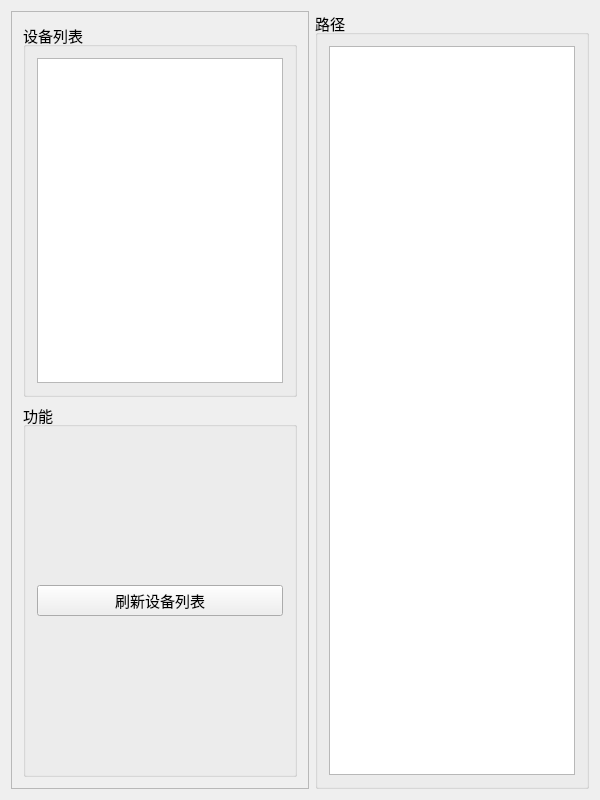
First picture: the form in TestUtil/TestUtil/QtADBClass.ui, repository qindong917/vs_test2, before the edit.
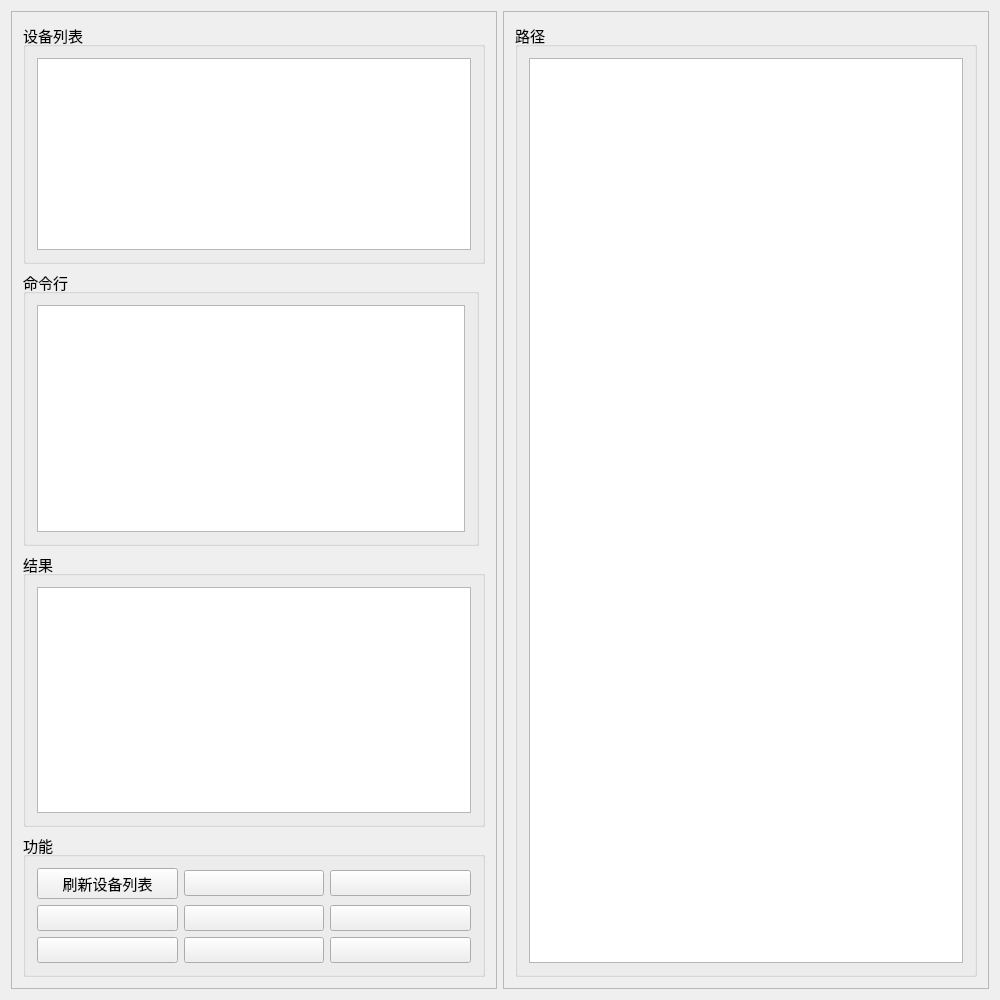
Second picture: the form after the edit.

What changed in the file:
```diff
--- a/TestUtil/TestUtil/QtADBClass.ui
+++ b/TestUtil/TestUtil/QtADBClass.ui
@@ -6,14 +6,14 @@
    <rect>
     <x>0</x>
     <y>0</y>
-    <width>600</width>
-    <height>800</height>
+    <width>1000</width>
+    <height>1000</height>
    </rect>
   </property>
   <property name="windowTitle">
    <string>QtADBClass</string>
   </property>
-  <layout class="QGridLayout" name="gridLayout_3">
+  <layout class="QGridLayout" name="gridLayout_8">
    <item row="0" column="0">
     <widget class="QFrame" name="frame">
      <property name="sizePolicy">
@@ -29,7 +29,38 @@
       <enum>QFrame::Raised</enum>
      </property>
      <layout class="QGridLayout" name="gridLayout_4">
-      <item row="0" column="0">
+      <item row="3" column="0" colspan="2">
+       <widget class="QGroupBox" name="groupBox_5">
+        <property name="font">
+         <font>
+          <family>Arial</family>
+          <pointsize>11</pointsize>
+         </font>
+        </property>
+        <property name="title">
+         <string>结果</string>
+        </property>
+        <layout class="QGridLayout" name="gridLayout_6">
+         <item row="0" column="0">
+          <widget class="QTextEdit" name="textEdit_jg">
+           <property name="sizePolicy">
+            <sizepolicy hsizetype="Expanding" vsizetype="Expanding">
+             <horstretch>0</horstretch>
+             <verstretch>0</verstretch>
+            </sizepolicy>
+           </property>
+           <property name="minimumSize">
+            <size>
+             <width>0</width>
+             <height>0</height>
+            </size>
+           </property>
+          </widget>
+         </item>
+        </layout>
+       </widget>
+      </item>
+      <item row="0" column="0" rowspan="2" colspan="2">
        <widget class="QGroupBox" name="groupBox">
         <property name="font">
          <font>
@@ -47,10 +78,10 @@
         </layout>
        </widget>
       </item>
-      <item row="1" column="0">
+      <item row="4" column="0" colspan="2">
        <widget class="QGroupBox" name="groupBox_3">
         <property name="sizePolicy">
-         <sizepolicy hsizetype="Preferred" vsizetype="Expanding">
+         <sizepolicy hsizetype="Preferred" vsizetype="Fixed">
           <horstretch>0</horstretch>
           <verstretch>0</verstretch>
          </sizepolicy>
@@ -72,6 +103,93 @@
            </property>
           </widget>
          </item>
+         <item row="2" column="0">
+          <widget class="QPushButton" name="pushButton_refresh_3">
+           <property name="text">
+            <string/>
+           </property>
+          </widget>
+         </item>
+         <item row="2" column="2">
+          <widget class="QPushButton" name="pushButton_refresh_9">
+           <property name="text">
+            <string/>
+           </property>
+          </widget>
+         </item>
+         <item row="1" column="2">
+          <widget class="QPushButton" name="pushButton_refresh_4">
+           <property name="text">
+            <string/>
+           </property>
+          </widget>
+         </item>
+         <item row="1" column="1">
+          <widget class="QPushButton" name="pushButton_refresh_6">
+           <property name="text">
+            <string/>
+           </property>
+          </widget>
+         </item>
+         <item row="0" column="2">
+          <widget class="QPushButton" name="pushButton_refresh_8">
+           <property name="text">
+            <string/>
+           </property>
+          </widget>
+         </item>
+         <item row="0" column="1">
+          <widget class="QPushButton" name="pushButton_refresh_5">
+           <property name="text">
+            <string/>
+           </property>
+          </widget>
+         </item>
+         <item row="1" column="0">
+          <widget class="QPushButton" name="pushButton_refresh_7">
+           <property name="text">
+            <string/>
+           </property>
+          </widget>
+         </item>
+         <item row="2" column="1">
+          <widget class="QPushButton" name="pushButton_refresh_2">
+           <property name="text">
+            <string/>
+           </property>
+          </widget>
+         </item>
+        </layout>
+       </widget>
+      </item>
+      <item row="2" column="0">
+       <widget class="QGroupBox" name="groupBox_4">
+        <property name="font">
+         <font>
+          <family>Arial</family>
+          <pointsize>11</pointsize>
+         </font>
+        </property>
+        <property name="title">
+         <string>命令行</string>
+        </property>
+        <layout class="QGridLayout" name="gridLayout_3">
+         <item row="1" column="0">
+          <widget class="QTextEdit" name="textEdit_ml">
+           <property name="sizePolicy">
+            <sizepolicy hsizetype="Expanding" vsizetype="Expanding">
+             <horstretch>0</horstretch>
+             <verstretch>0</verstretch>
+            </sizepolicy>
+           </property>
+           <property name="minimumSize">
+            <size>
+             <width>0</width>
+             <height>0</height>
+            </size>
+           </property>
+          </widget>
+         </item>
         </layout>
        </widget>
       </item>
@@ -79,19 +197,31 @@
     </widget>
    </item>
    <item row="0" column="1">
-    <widget class="QGroupBox" name="groupBox_2">
-     <property name="font">
-      <font>
-       <family>Arial</family>
-       <pointsize>11</pointsize>
-      </font>
+    <widget class="QFrame" name="frame_2">
+     <property name="frameShape">
+      <enum>QFrame::StyledPanel</enum>
      </property>
-     <property name="title">
-      <string>路径</string>
+     <property name="frameShadow">
+      <enum>QFrame::Raised</enum>
      </property>
-     <layout class="QGridLayout" name="gridLayout_2">
+     <layout class="QGridLayout" name="gridLayout_7">
       <item row="0" column="0">
-       <widget class="QListView" name="listView_2"/>
+       <widget class="QGroupBox" name="groupBox_2">
+        <property name="font">
+         <font>
+          <family>Arial</family>
+          <pointsize>11</pointsize>
+         </font>
+        </property>
+        <property name="title">
+         <string>路径</string>
+        </property>
+        <layout class="QGridLayout" name="gridLayout_2">
+         <item row="0" column="0">
+          <widget class="QListView" name="listView_2"/>
+         </item>
+        </layout>
+       </widget>
       </item>
      </layout>
     </widget>
```
